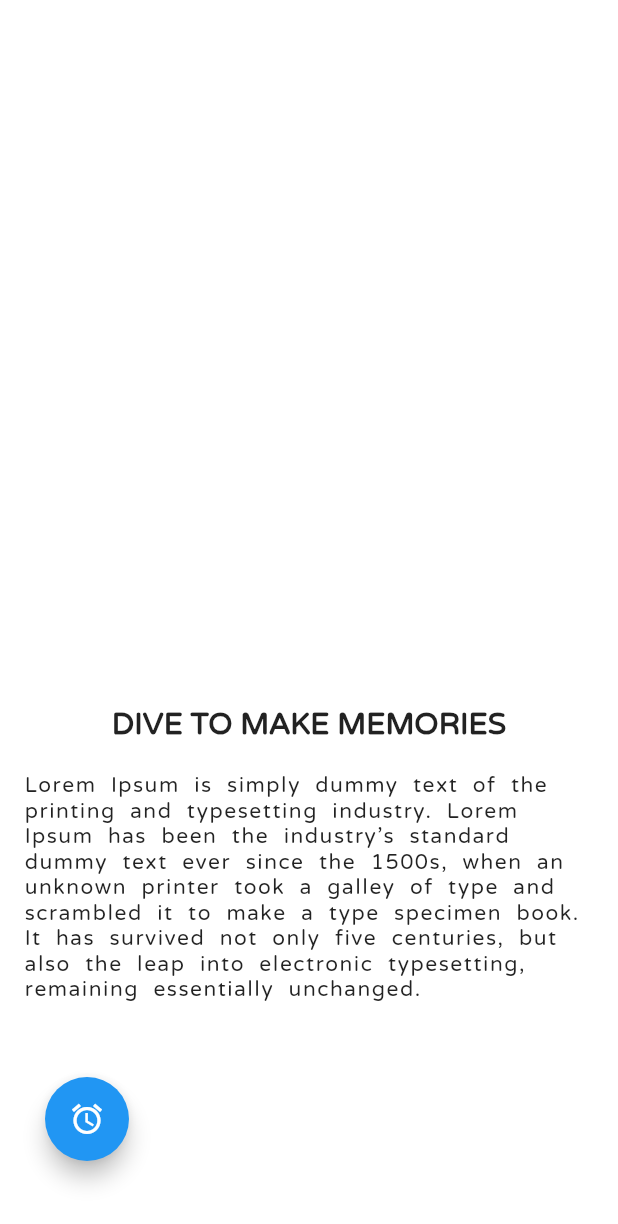
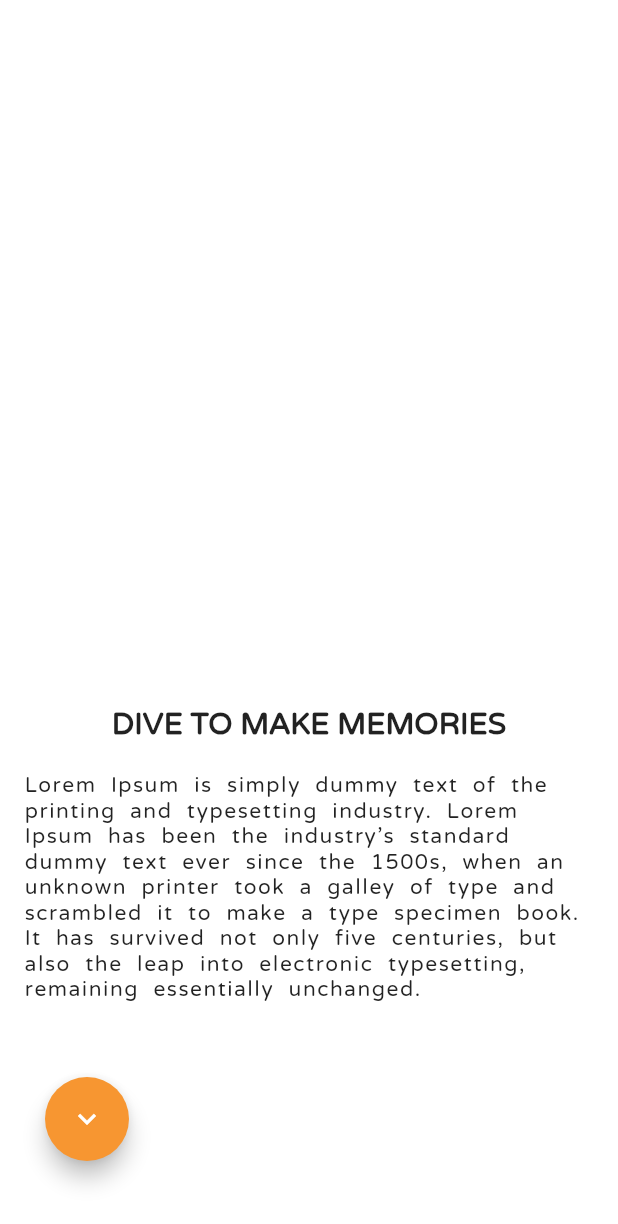
Before and after one commit to SefuZeph/flutter_app_onboarding, a Flutter app: the screen it shows after launch, on a phone screen of 412 x 824 dp. Shown: the top 1224 px of the screen. Run offline on Flutter 3.47's test engine with Material 2 defaults, Android fonts, the phone set to English and light mode, and no system bars.

Commit message:
Change floating action button color and icon

```diff
--- a/lib/custom_widget/fancy_fab.dart
+++ b/lib/custom_widget/fancy_fab.dart
@@ -14,7 +14,8 @@ class _FancyFabState extends State<FancyFab> {
   Widget build(BuildContext context) {
     return Container(
       child: FloatingActionButton(
-        child: Icon(Icons.access_alarm),
+        backgroundColor: const Color(0xfff79631),
+        child: Icon(Icons.keyboard_arrow_down),
         onPressed: () {
           setState(() {
             widget.onPressed();
```
Also changed, not shown: lib/onboard.dart (+13 -7 lines).
